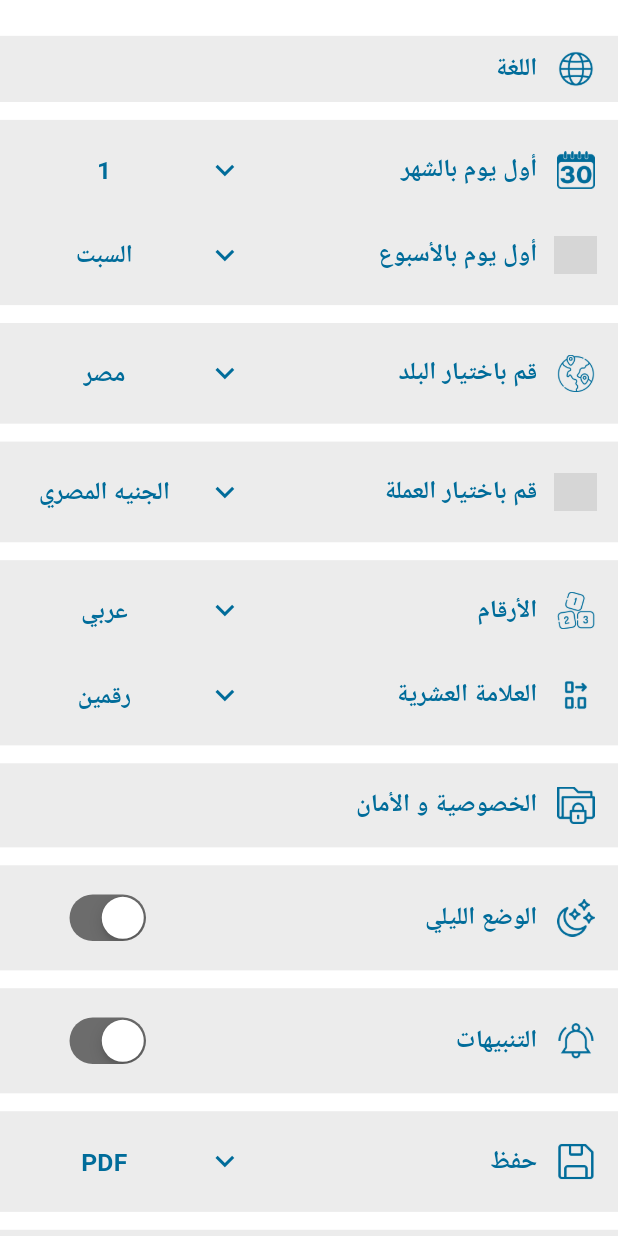
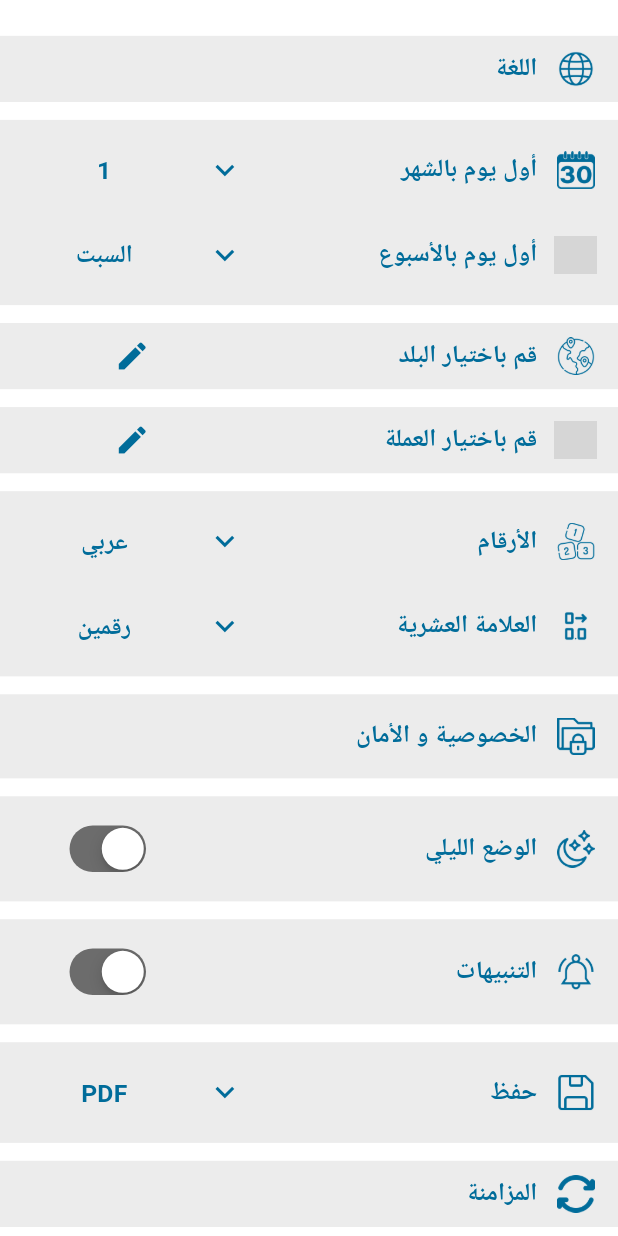
Before and after one commit to tsquare-alex/expenses, a Flutter app: the Settings screen opened directly, on a phone screen of 412 x 824 dp. Run offline on Flutter 3.47's test engine with Material 3 defaults, Android fonts, the phone set to English and light mode, and no system bars; drawn by our look-alikes of flutter_easyloading; our stand-ins replace animated_bottom_navigation_bar, auto_route, bloc, cloud_firestore, dotted_border, dropdown_button2 and 25 more; missing offline and left inert: adaptive_action_sheet, circle_progress_bar, extension_google_sign_in_as_googleapis_auth, flutter_barcode_scanner, flutter_qiblah, flutter_rounded_date_picker and 2 more; accounts and stored records are empty; Roboto replaces fonts that are missing (Tajawal); grey boxes are pictures that could not be loaded.

Commit message:
- edit select country and select currency tiles

```diff
--- a/lib/user/screens/settings/widgets/settings_body.dart
+++ b/lib/user/screens/settings/widgets/settings_body.dart
@@ -52,13 +52,18 @@ class SettingsBody extends StatelessWidget {
         SizedBox(height: 10.h),
         CustomTile(
           children: [
-            TileRow(
-              icon: Res.country,
-              title: tr(context, 'selectCountry'),
-              trailing: TileDropdownButton(
-                menuList: data.countries,
-                value: data.countries.first,
-                onChanged: (value) {},
+            InkWell(
+              onTap: () =>
+                  AutoRouter.of(context).push(const SelectCountryRoute()),
+              child: TileRow(
+                icon: Res.country,
+                title: tr(context, 'selectCountry'),
+                trailing: Icon(
+                  Icons.edit,
+                  color: context.watch<AppThemeCubit>().isDarkMode
+                      ? AppDarkColors.secondary
+                      : MyColors.primary,
+                ),
               ),
             ),
           ],
@@ -66,13 +71,18 @@ class SettingsBody extends StatelessWidget {
         SizedBox(height: 10.h),
         CustomTile(
           children: [
-            TileRow(
-              icon: Res.currency,
-              title: tr(context, 'selectCurrency'),
-              trailing: TileDropdownButton(
-                menuList: data.currency,
-                value: data.currency.first,
-                onChanged: (value) {},
+            InkWell(
+              onTap: () =>
+                  AutoRouter.of(context).push(const SelectCurrencyRoute()),
+              child: TileRow(
+                icon: Res.currency,
+                title: tr(context, 'selectCurrency'),
+                trailing: Icon(
+                  Icons.edit,
+                  color: context.watch<AppThemeCubit>().isDarkMode
+                      ? AppDarkColors.secondary
+                      : MyColors.primary,
+                ),
               ),
             ),
           ],
```
